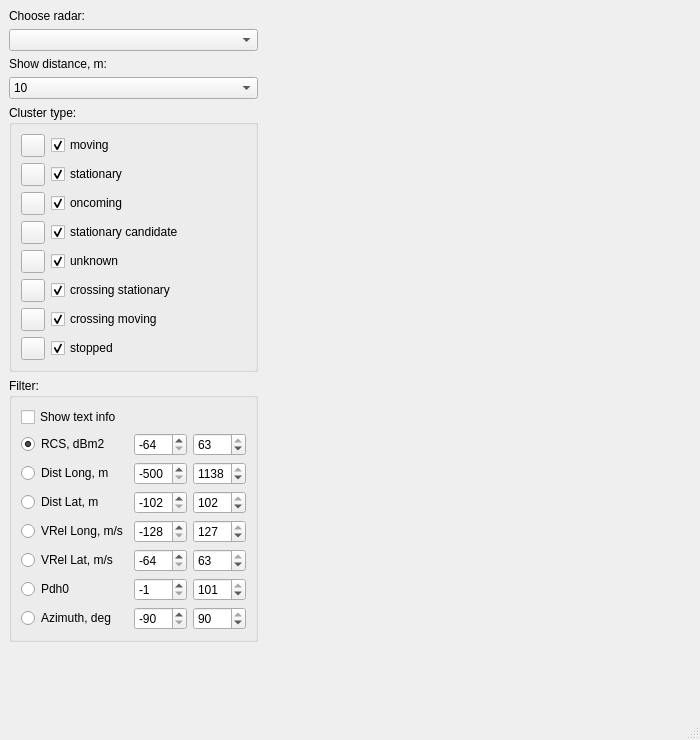
Before: the Qt Designer form displaydata.ui in anatoltrush/RadarVisual, drawn with Qt 5.
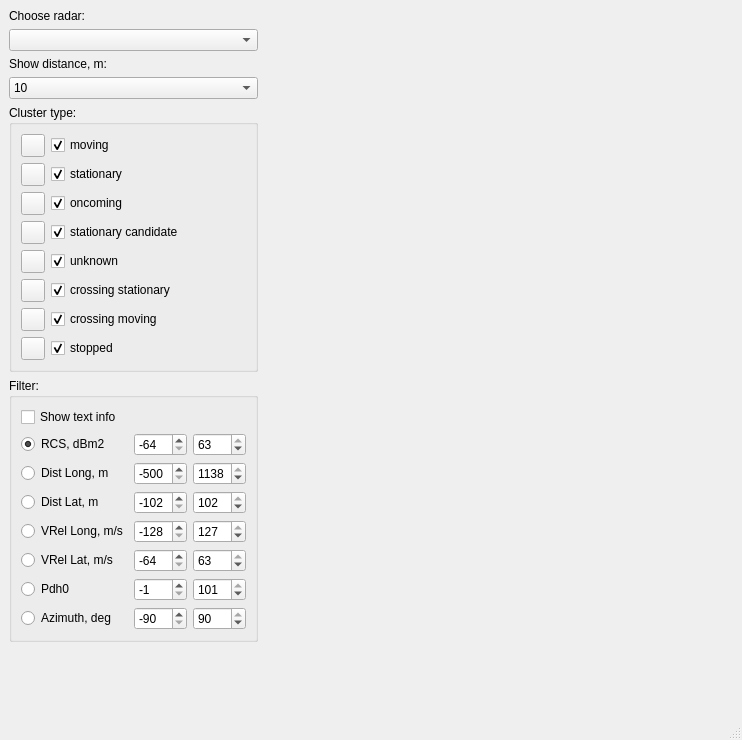
After: the same form once the commit is applied. Icons and pictures are not drawn. Custom widgets are drawn as their Qt base class.

```diff
--- a/displaydata.ui
+++ b/displaydata.ui
@@ -6,7 +6,7 @@
    <rect>
     <x>0</x>
     <y>0</y>
-    <width>700</width>
+    <width>742</width>
     <height>740</height>
    </rect>
   </property>
```
Left out of the diff: 2 changed lines with no effect on the pictures.
